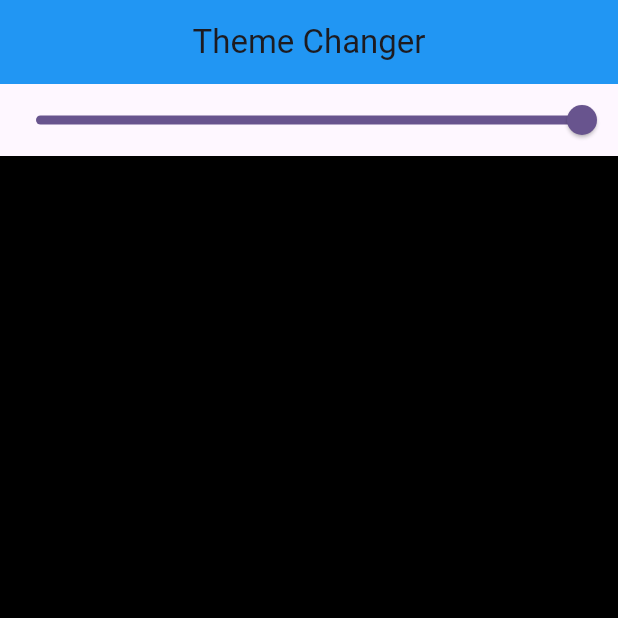
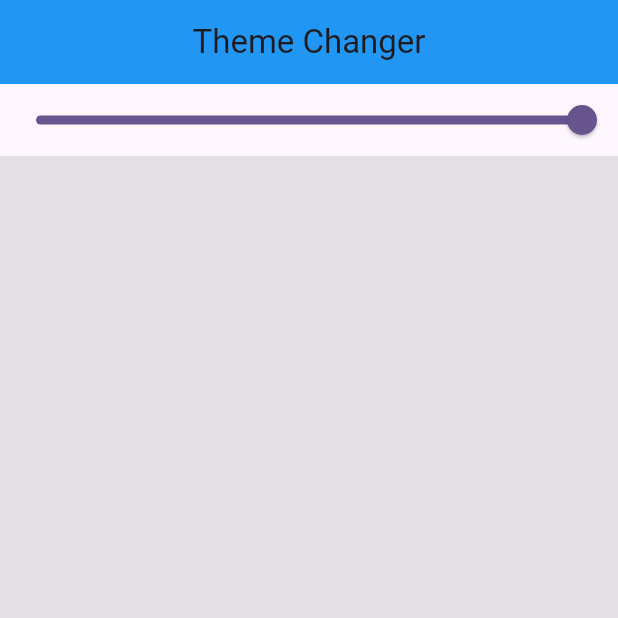
Before and after one commit to saadahmed0147/Theme-Changer-App-Flutter, a Flutter app: the screen it shows after launch, on a phone screen of 412 x 824 dp, the top half of it. Run offline on Flutter 3.47's test engine with Material 3 defaults, Android fonts, the phone set to English and light mode, and no system bars.

Commit message:
Set opacity value

```diff
--- a/lib/screens/theme_changer.dart
+++ b/lib/screens/theme_changer.dart
@@ -37,7 +37,7 @@ class _ThemeChangerState extends State<ThemeChanger> {
               builder: (context, value, child) {
                 return Expanded(
                   child: Container(
-                    color: Colors.black.withOpacity(value.value / 10),
+                    color: Colors.black.withOpacity((11 - value.value) / 10),
                   ),
                 );
               },
```
